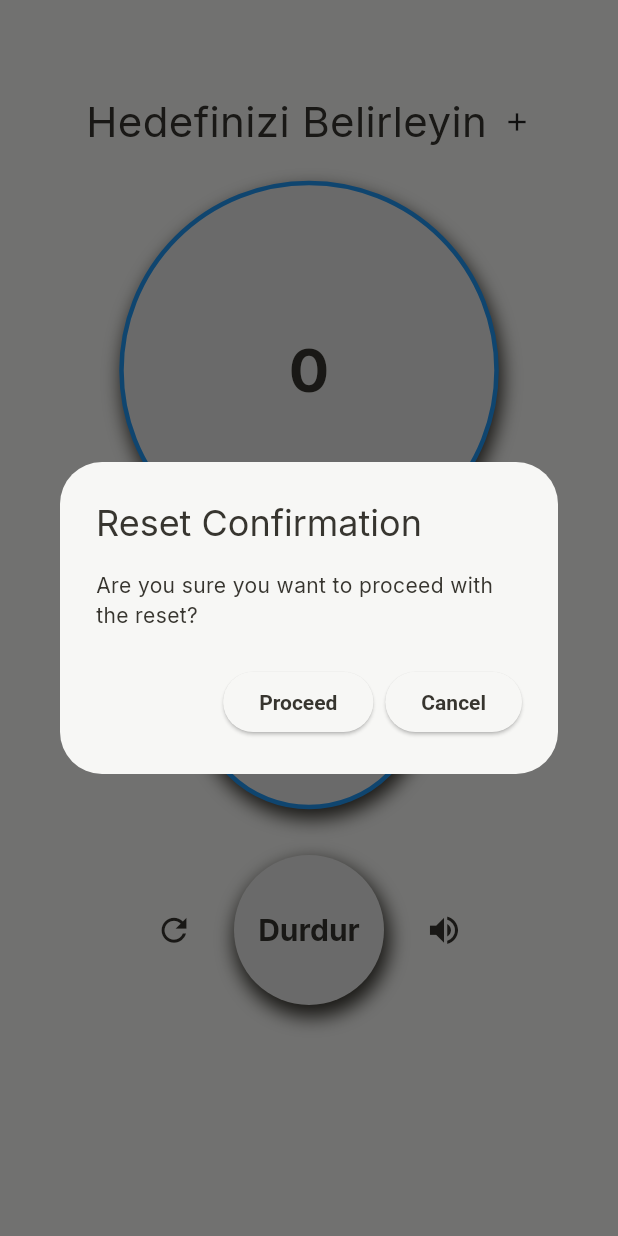
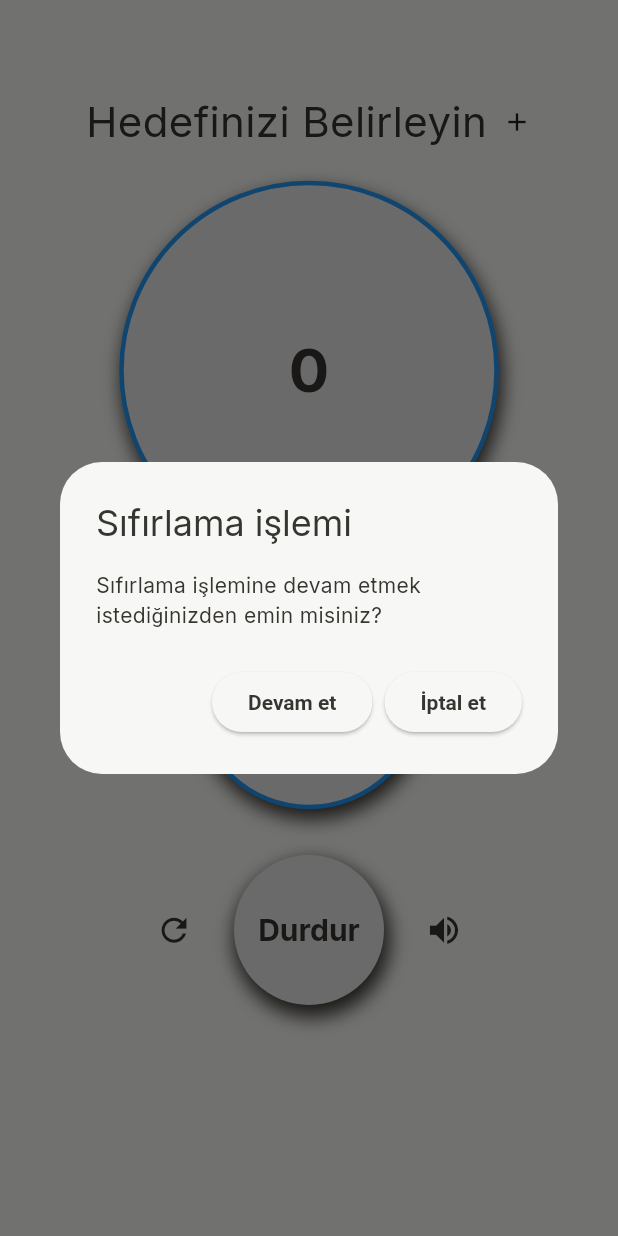
Before and after one commit to Renanuya/StudyON-MVP, a Flutter app: the MainStopwatchScreen screen opened directly, after a tap on "Başlat", after a tap on the "refresh" icon, on a phone screen of 412 x 824 dp. Run offline on Flutter 3.47's test engine with Material 2 defaults, Android fonts, the phone set to English and light mode, and no system bars; drawn by our look-alikes of circular_countdown_timer; our stand-ins replace audioplayers, cloud_firestore, equatable, expansion_tile_card, firebase_auth, firebase_core and 7 more; accounts and stored records are empty.

Commit message:
register page duzenlendi reset password duzenlendi timerScreen duzenlendi

```diff
--- a/lib/pages/register/view/reset_password.dart
+++ b/lib/pages/register/view/reset_password.dart
@@ -28,8 +28,8 @@ class _ResetPasswordState extends State<ResetPassword> {
       );
     } on FirebaseAuthException catch (e) {
       ScaffoldMessenger.of(context).showSnackBar(
-        SnackBar(
-          content: Text(e.message.toString()),
+        const SnackBar(
+          content: Text('Lutfen E-posta adresinizi giriniz.'),
         ),
       );
     }
--- a/lib/pages/timerpage/view/timerscreen.dart
+++ b/lib/pages/timerpage/view/timerscreen.dart
@@ -119,9 +119,9 @@ class _MainStopwatchScreenState extends State<MainStopwatchScreen> {
         context: context,
         builder: (BuildContext context) {
           return AlertDialog(
-            title: const Text('Reset Confirmation'),
-            content:
-                const Text('Are you sure you want to proceed with the reset?'),
+            title: const Text('Sıfırlama işlemi'),
+            content: const Text(
+                'Sıfırlama işlemine devam etmek istediğinizden emin misiniz?'),
             actions: [
               ElevatedButton(
                 onPressed: () {
@@ -131,7 +131,7 @@ class _MainStopwatchScreenState extends State<MainStopwatchScreen> {
                   });
                   // Proceed with the reset
                 },
-                child: const Text('Proceed'),
+                child: const Text('Devam et'),
               ),
               ElevatedButton(
                 onPressed: () {
@@ -140,7 +140,7 @@ class _MainStopwatchScreenState extends State<MainStopwatchScreen> {
                   });
                   Navigator.pop(context); // Cancel the reset
                 },
-                child: const Text('Cancel'),
+                child: const Text('İptal et'),
               ),
             ],
           );
```
Also changed, not shown: lib/pages/register/view/register_page.dart (+17 -11 lines).
